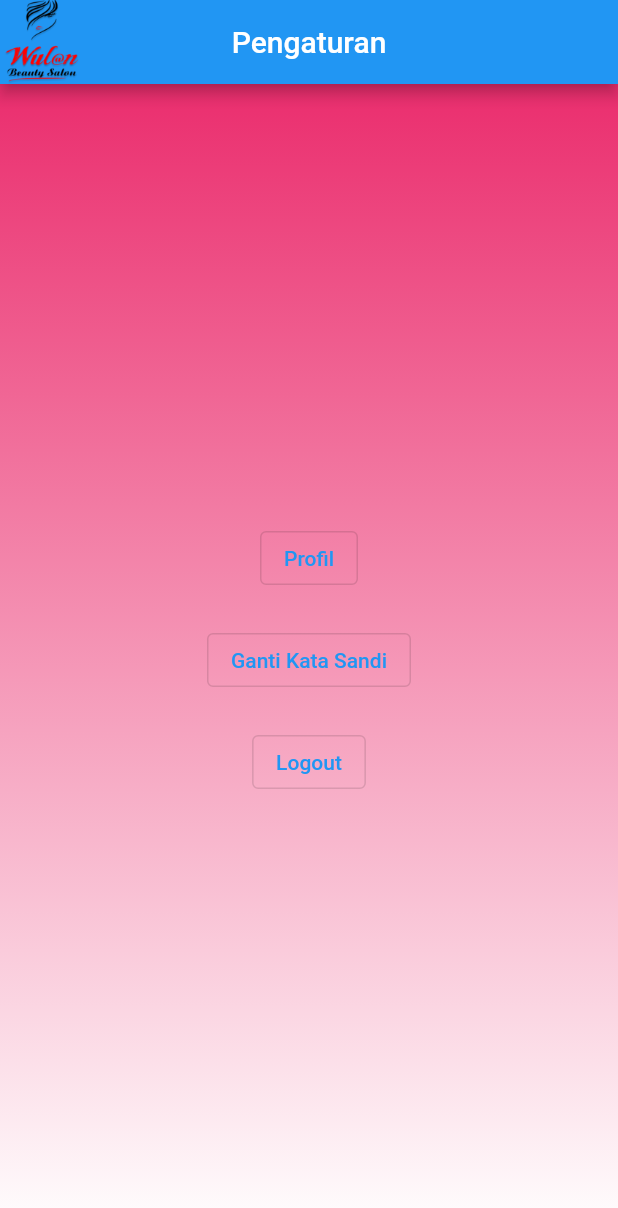
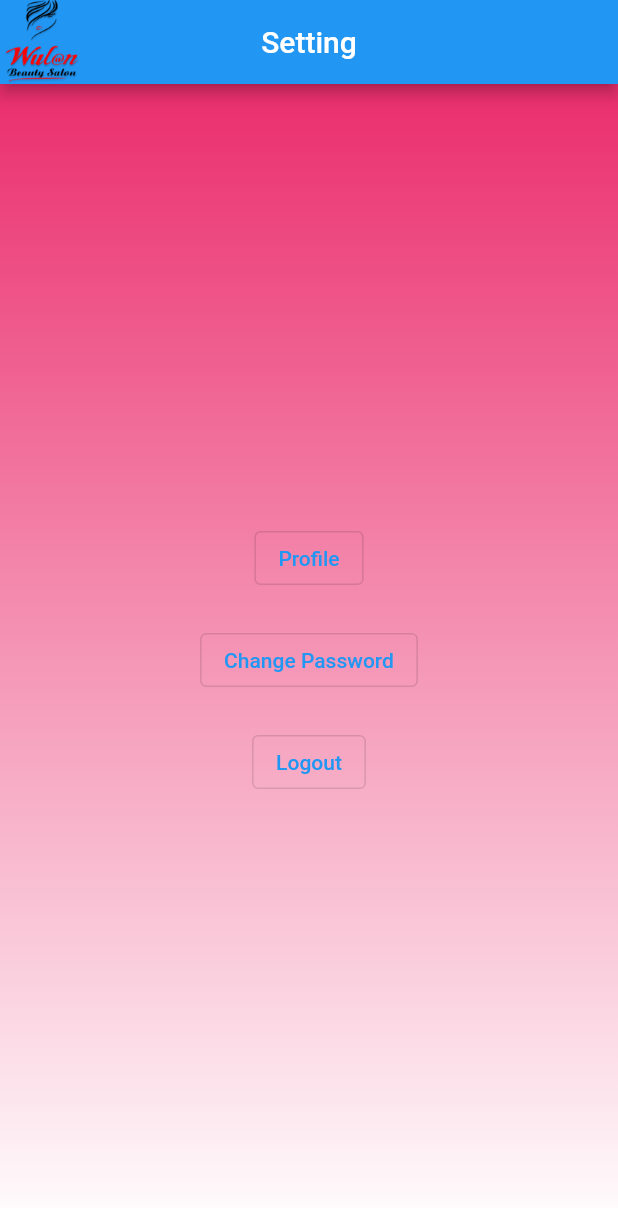
Before and after one commit to MmadIrfan/project_salon, a Flutter app: the PengaturanView screen opened by its route, on a phone screen of 412 x 824 dp. Shown: the top 1208 px of the screen. Run offline on Flutter 3.47's test engine with Material 2 defaults, Android fonts, the phone set to English and light mode, and no system bars; our stand-ins replace get; missing offline and left inert: dart:html, getxbottombar.

Commit message:
settingprofile

```diff
--- a/lib/app/modules/pengaturan/views/pengaturan_view.dart
+++ b/lib/app/modules/pengaturan/views/pengaturan_view.dart
@@ -4,7 +4,9 @@ import 'package:get/get.dart';
 
 import '../controllers/pengaturan_controller.dart';
 
+import 'gantisandi_view.dart';
 import 'profil_view.dart';
+import 'ubahprofil_view.dart';
 
 import 'package:project_salon/app/modules/login/views/login_view.dart';
 
@@ -26,7 +28,7 @@ class PengaturanView extends GetView<PengaturanController> {
             backgroundColor: Colors.transparent,
             appBar: AppBar(
               leading: Image.asset('assets/images/Logo.png'),
-              title: const Text('Pengaturan'),
+              title: const Text('Setting'),
               centerTitle: true,
             ),
             body: Center(
@@ -42,8 +44,10 @@ class PengaturanView extends GetView<PengaturanController> {
                         context,
                         MaterialPageRoute(
                             builder: (context) => const ProfilView()));
+                    ScaffoldMessenger.of(context)
+                        .showSnackBar(const SnackBar(content: Text('Profile')));
                   },
-                  child: const Text('Profil'),
+                  child: const Text('Profile'),
                 ),
                 const SizedBox(height: 20),
                 OutlinedButton(
@@ -51,10 +55,14 @@ class PengaturanView extends GetView<PengaturanController> {
                         overlayColor:
                             MaterialStateProperty.all<Color>(Colors.green)),
                     onPressed: () {
+                      Navigator.push(
+                          context,
+                          MaterialPageRoute(
+                              builder: (context) => const GantiSandiView()));
                       ScaffoldMessenger.of(context).showSnackBar(
-                          const SnackBar(content: Text('Ganti Kata Sandi')));
+                          const SnackBar(content: Text('Change Password')));
                     },
-                    child: const Text('Ganti Kata Sandi')),
+                    child: const Text('Change Password')),
                 const SizedBox(height: 20),
                 OutlinedButton(
                     style: ButtonStyle(
@@ -66,7 +74,7 @@ class PengaturanView extends GetView<PengaturanController> {
                           MaterialPageRoute(
                               builder: (context) => const LoginView()));
                       ScaffoldMessenger.of(context).showSnackBar(
-                          const SnackBar(content: Text('Logout berhasil')));
+                          const SnackBar(content: Text('Logout Successful')));
                     },
                     child: const Text('Logout'))
               ],
```
